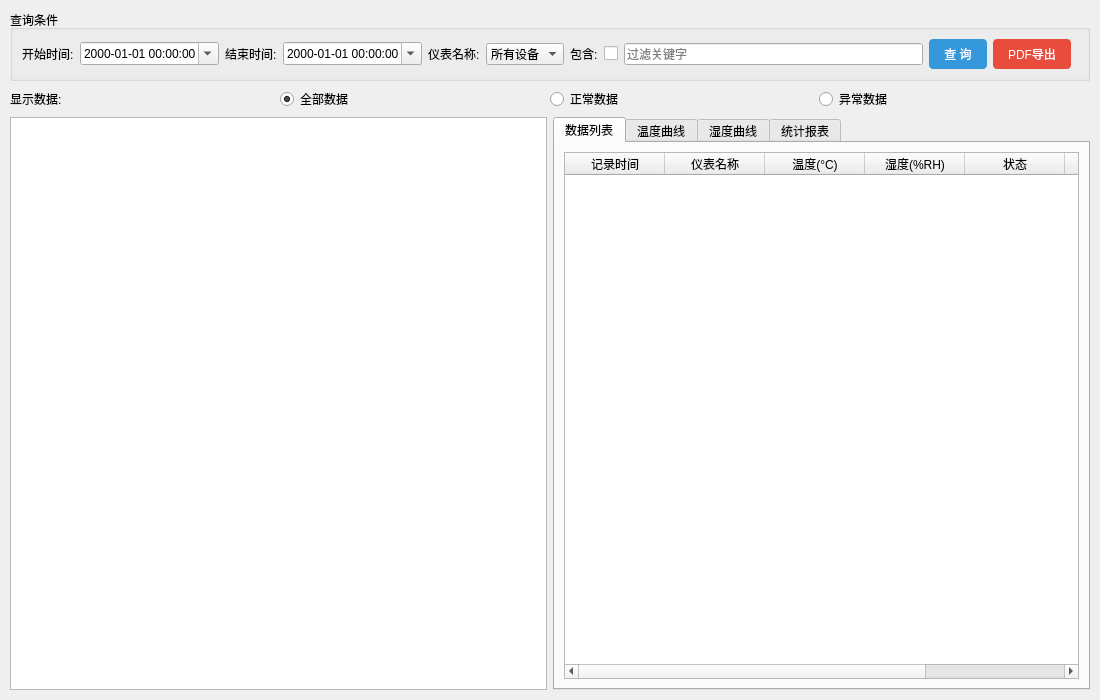
The window that ui/dataquerywidget.ui (1034569185/1034569185) describes before a commit, drawn with Qt 5.
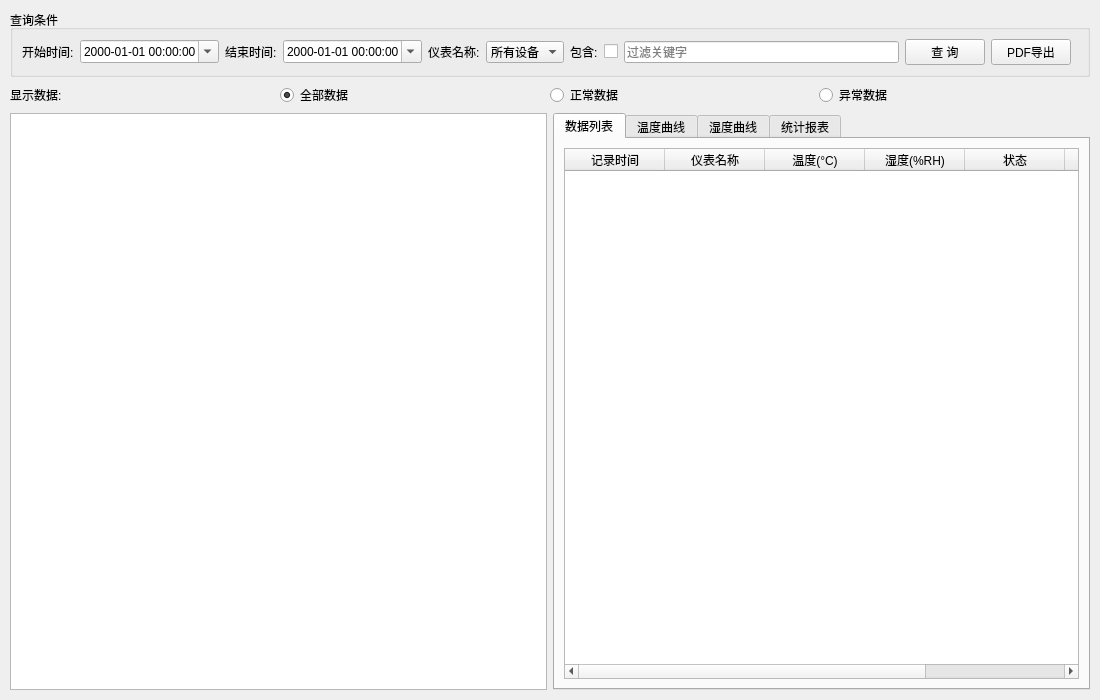
The same window after the commit.

Commit message:
Polish QSS skin integration and remove inline style overrides
Agent-Logs-Url: https://github.com/1034569185/1034569185/sessions/25855561-4c25-4243-ade2-edfe54ba42ff

Patch:
```diff
--- a/ui/dataquerywidget.ui
+++ b/ui/dataquerywidget.ui
@@ -121,10 +121,6 @@
         <property name="text">
          <string>查 询</string>
         </property>
-        <property name="styleSheet">
-         <string>QPushButton { background-color: #3498db; color: white; padding: 6px 15px; border: none; border-radius: 4px; }
-QPushButton:hover { background-color: #2980b9; }</string>
-        </property>
        </widget>
       </item>
       <item>
@@ -132,10 +128,6 @@
         <property name="text">
          <string>PDF导出</string>
         </property>
-        <property name="styleSheet">
-         <string>QPushButton { background-color: #e74c3c; color: white; padding: 6px 15px; border: none; border-radius: 4px; }
-QPushButton:hover { background-color: #c0392b; }</string>
-        </property>
        </widget>
       </item>
       <item>
```
The commit also changes 13 other files.
